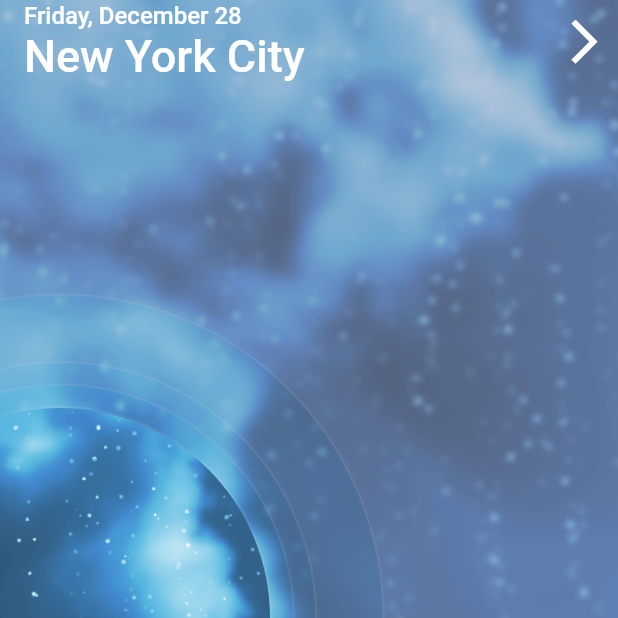
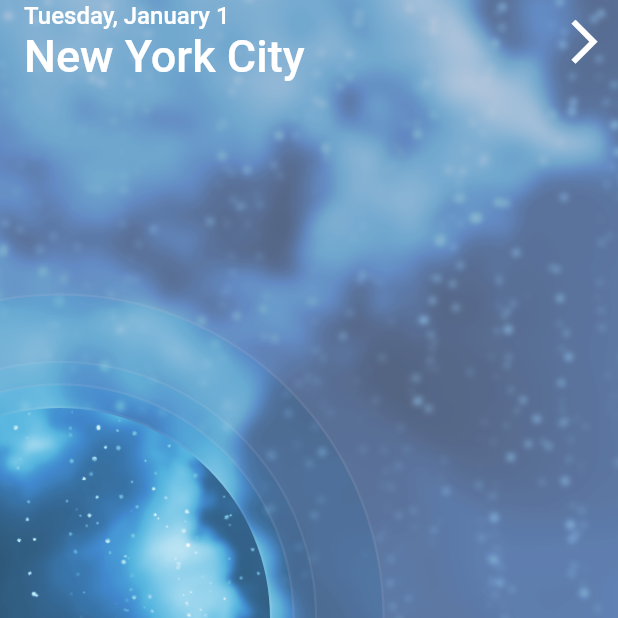
Before and after one commit to sabith-th/flutter-weather-forecast, a Flutter app: the screen it shows after launch, on a phone screen of 412 x 824 dp, the top half of it. Run offline on Flutter 3.47's test engine with Material 2 defaults, Android fonts, the phone set to English and light mode, and no system bars.

Commit message:
added spinner text to change displayed date, added animation to it

```diff
--- a/lib/forecast/app_bar.dart
+++ b/lib/forecast/app_bar.dart
@@ -1,10 +1,13 @@
 import 'package:flutter/material.dart';
+import 'package:weather_forecast_app/generic_widgets/spinner_text.dart';
 
 class ForecastAppBar extends StatelessWidget {
   final Function onDrawerArrowTap;
+  final String selectedDay;
 
   ForecastAppBar({
     this.onDrawerArrowTap,
+    this.selectedDay,
   });
 
   @override
@@ -16,12 +19,8 @@ class ForecastAppBar extends StatelessWidget {
       title: Column(
         crossAxisAlignment: CrossAxisAlignment.start,
         children: <Widget>[
-          Text(
-            'Friday, December 28',
-            style: TextStyle(
-              color: Colors.white,
-              fontSize: 16.0,
-            ),
+          SpinnerText(
+            text: selectedDay,
           ),
           Text(
             'New York City',
--- /dev/null
+++ b/lib/generic_widgets/spinner_text.dart
@@ -0,0 +1,106 @@
+import 'package:flutter/material.dart';
+
+class SpinnerText extends StatefulWidget {
+  final String text;
+
+  SpinnerText({
+    this.text = '',
+  });
+
+  @override
+  _SpinnerTextState createState() => _SpinnerTextState();
+}
+
+class _SpinnerTextState extends State<SpinnerText>
+    with SingleTickerProviderStateMixin {
+  String topText = '';
+  String bottomText = '';
+  AnimationController _spinTextAnimationController;
+  Animation _spinAnimation;
+
+  @override
+  void initState() {
+    super.initState();
+    bottomText = widget.text;
+    _spinTextAnimationController = new AnimationController(
+      vsync: this,
+      duration: const Duration(milliseconds: 750),
+    )
+      ..addListener(() => setState(() {}))
+      ..addStatusListener((AnimationStatus status) {
+        if (status == AnimationStatus.completed) {
+          setState(() {
+            bottomText = topText;
+            topText = '';
+            _spinTextAnimationController.value = 0.0;
+          });
+        }
+      });
+    _spinAnimation = new CurvedAnimation(
+      parent: _spinTextAnimationController,
+      curve: Curves.elasticInOut,
+    );
+  }
+
+  @override
+  void dispose() {
+    _spinTextAnimationController.dispose();
+    super.dispose();
+  }
+
+  @override
+  void didUpdateWidget(SpinnerText oldWidget) {
+    super.didUpdateWidget(oldWidget);
+    if (widget.text != oldWidget.text) {
+      topText = widget.text;
+      _spinTextAnimationController.forward();
+    }
+  }
+
+  @override
+  Widget build(BuildContext context) {
+    return ClipRect(
+      clipper: RectClipper(),
+      child: Stack(
+        children: <Widget>[
+          FractionalTranslation(
+            translation: Offset(0.0, _spinAnimation.value - 1.0),
+            child: Text(
+              topText,
+              maxLines: 1,
+              overflow: TextOverflow.ellipsis,
+              style: TextStyle(
+                color: Colors.white,
+                fontSize: 16.0,
+              ),
+            ),
+          ),
+          FractionalTranslation(
+            translation: Offset(0.0, _spinAnimation.value),
+            child: Text(
+              bottomText,
+              maxLines: 1,
+              overflow: TextOverflow.ellipsis,
+              style: TextStyle(
+                color: Colors.white,
+                fontSize: 16.0,
+              ),
+            ),
+          ),
+        ],
+      ),
+    );
+  }
+}
+
+class RectClipper extends CustomClipper<Rect> {
+  @override
+  Rect getClip(Size size) {
+    return new Rect.fromLTWH(0.0, 0.0, size.width, size.height);
+  }
+
+  @override
+  bool shouldReclip(CustomClipper<Rect> oldClipper) {
+    return true;
+  }
+}
--- a/lib/main.dart
+++ b/lib/main.dart
@@ -28,6 +28,7 @@ class MyHomePage extends StatefulWidget {
 class _MyHomePageState extends State<MyHomePage>
     with SingleTickerProviderStateMixin {
   OpenableController openableController;
+  String selectedDay = 'Tuesday, January 1';
 
   @override
   void initState() {
@@ -50,11 +51,15 @@ class _MyHomePageState extends State<MyHomePage>
             right: 0.0,
             child: ForecastAppBar(
               onDrawerArrowTap: openableController.open,
+              selectedDay: selectedDay,
             ),
           ),
           SlidingDrawer(
             drawer: WeekDrawer(
               onDaySelected: (String title) {
+                setState(() {
+                  selectedDay = title.replaceAll('\n', ', ');
+                });
                 openableController.close();
               },
             ),
```
